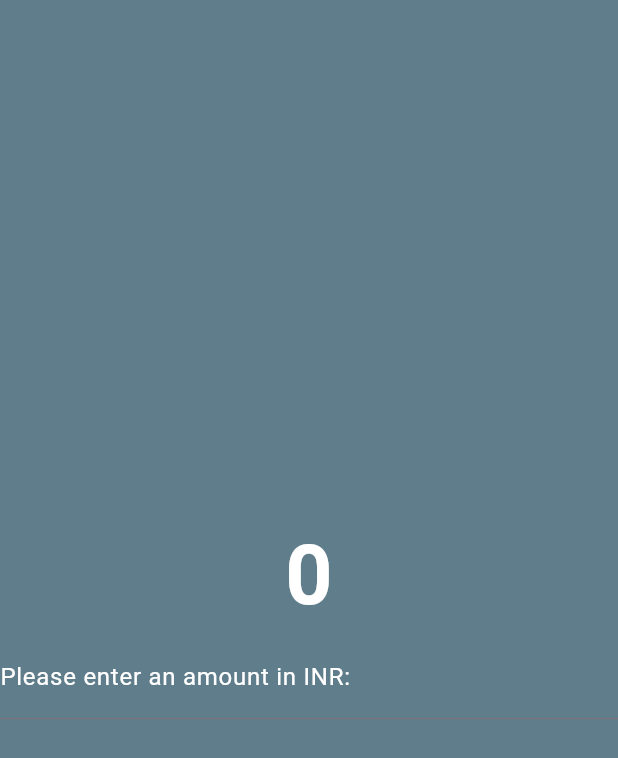
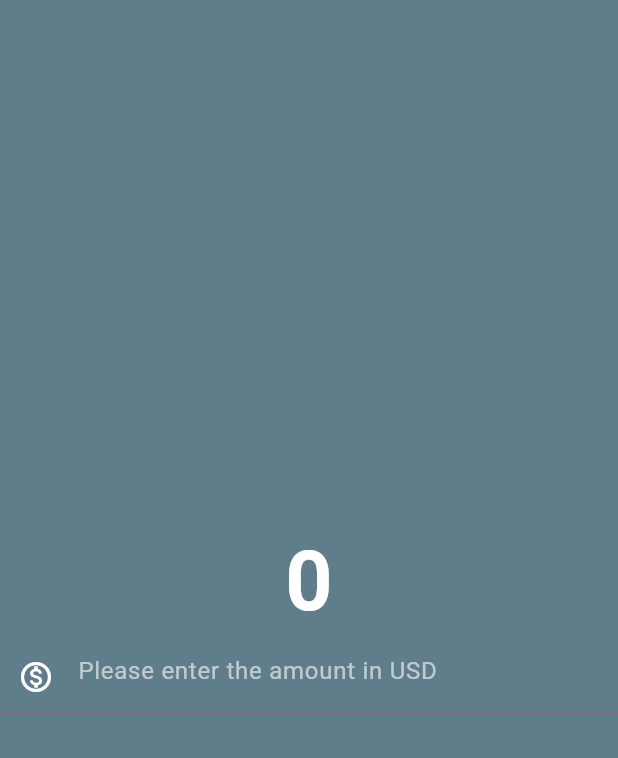
Before and after one commit to Aarush-Parashar/currency_convertor, a Flutter app: the screen it shows after launch, on a phone screen of 412 x 824 dp. Shown: the top 758 px of the screen. Run offline on Flutter 3.47's test engine with Material 3 defaults, Android fonts, the phone set to English and light mode, and no system bars.

Commit message:
git commit -m'improved the app'

```diff
--- a/lib/currency_convertor_material_page.dart
+++ b/lib/currency_convertor_material_page.dart
@@ -21,14 +21,16 @@ class CurrencyConvertorMaterialPage extends StatelessWidget {
             TextField(
               style: TextStyle(color: Color.fromARGB(255, 255, 255, 255)),
               decoration: InputDecoration(
-                  label: Text(
-                    "Please enter an amount in INR:",
-                    style: TextStyle(color: Colors.white),
+                  hintText: "Please enter the amount in USD",
+                  hintStyle: TextStyle(
+                    color: Colors.white60,
                   ),
-                ),
+                  prefixIcon: Icon(Icons.monetization_on_outlined),
+                  prefixIconColor: Colors.white),
             ),
           ],
         ),
-        ));
+      ),
+    );
   }
 }
```
Lines whose indentation alone changed are shown as unchanged.
